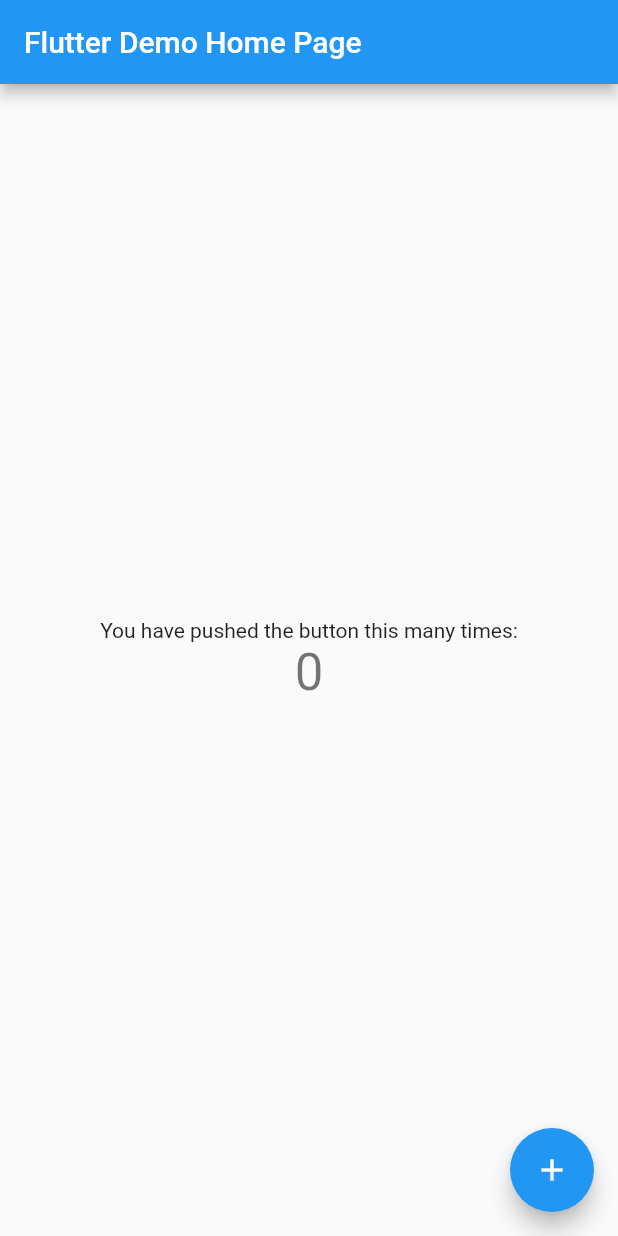
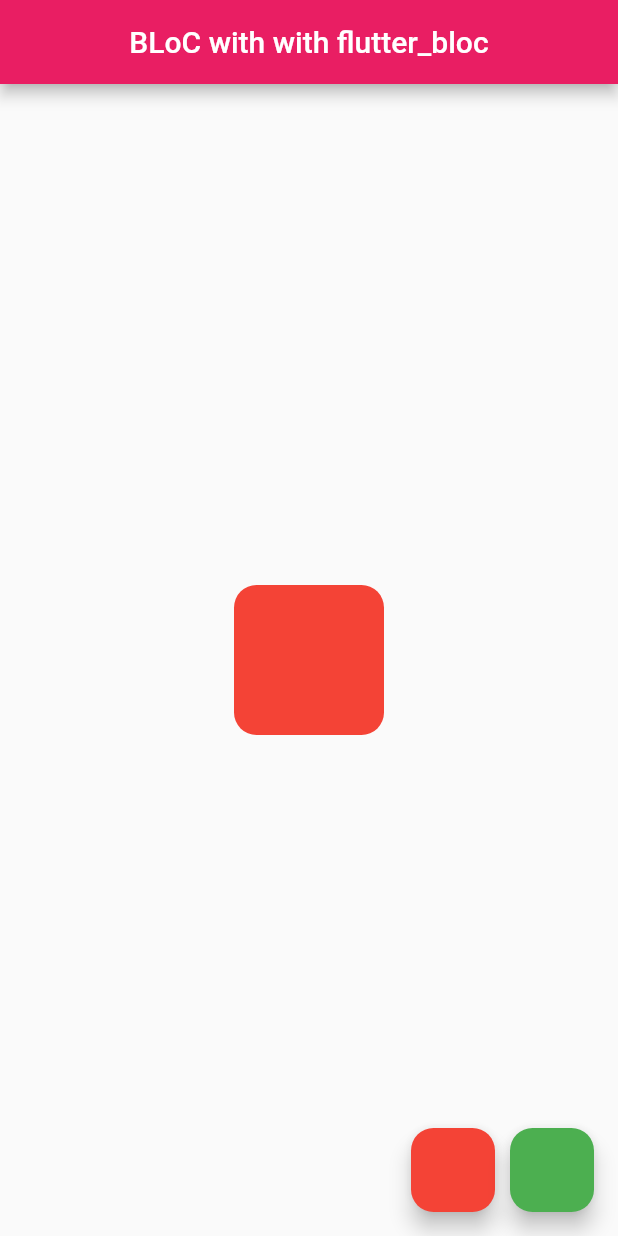
Before and after one commit to e-razboinikov/bloc_testing, a Flutter app: the screen it shows after launch, on a phone screen of 412 x 824 dp. Run offline on Flutter 3.47's test engine with Material 2 defaults, Android fonts, the phone set to English and light mode, and no system bars; our stand-ins replace flutter_bloc.

Commit message:
Implemented with flutter_bloc 4.0.0

```diff
--- /dev/null
+++ b/lib/color_bloc.dart
@@ -0,0 +1,20 @@
+import 'package:flutter/material.dart';
+import 'package:flutter_bloc/flutter_bloc.dart';
+
+enum ColorEvent {
+  eventRed,
+  eventGreen,
+}
+
+class ColorBloc extends Bloc<ColorEvent, Color> {
+  Color _color = Colors.red;
+
+  @override
+  Color get initialState => Colors.red;
+
+  @override
+  Stream<Color> mapEventToState(ColorEvent event) async* {
+    _color = (event == ColorEvent.eventRed) ? Colors.red : Colors.green;
+    yield _color;
+  }
+}
--- a/lib/main.dart
+++ b/lib/main.dart
@@ -1,66 +1,25 @@
+import 'package:bloc_test/color_bloc.dart';
 import 'package:flutter/material.dart';
+import 'package:flutter_bloc/flutter_bloc.dart';
+
+import './my_home_page.dart';
 
 void main() {
-  runApp(const MyApp());
+  runApp(MyApp());
 }
 
 class MyApp extends StatelessWidget {
-  const MyApp({Key? key}) : super(key: key);
-
   @override
   Widget build(BuildContext context) {
-    return MaterialApp(
-      title: 'Flutter Demo',
-      theme: ThemeData(
-        primarySwatch: Colors.blue,
-      ),
-      home: const MyHomePage(title: 'Flutter Demo Home Page'),
-    );
-  }
-}
-
-class MyHomePage extends StatefulWidget {
-  const MyHomePage({Key? key, required this.title}) : super(key: key);
-
-  final String title;
-
-  @override
-  State<MyHomePage> createState() => _MyHomePageState();
-}
-
-class _MyHomePageState extends State<MyHomePage> {
-  int _counter = 0;
-
-  void _incrementCounter() {
-    setState(() {
-      _counter++;
-    });
-  }
-
-  @override
-  Widget build(BuildContext context) {
-    return Scaffold(
-      appBar: AppBar(
-        title: Text(widget.title),
-      ),
-      body: Center(
-        child: Column(
-          mainAxisAlignment: MainAxisAlignment.center,
-          children: <Widget>[
-            const Text(
-              'You have pushed the button this many times:',
-            ),
-            Text(
-              '$_counter',
-              style: Theme.of(context).textTheme.headline4,
-            ),
-          ],
+    return BlocProvider(
+      create: (_) => ColorBloc(),
+      child: MaterialApp(
+        debugShowCheckedModeBanner: false,
+        title: 'Flutter BLoC',
+        theme: ThemeData(
+          primarySwatch: Colors.pink,
         ),
-      ),
-      floatingActionButton: FloatingActionButton(
-        onPressed: _incrementCounter,
-        tooltip: 'Increment',
-        child: const Icon(Icons.add),
+        home: MyHomePage(),
       ),
     );
   }
--- /dev/null
+++ b/lib/my_home_page.dart
@@ -0,0 +1,50 @@
+import 'package:flutter/material.dart';
+import 'package:flutter_bloc/flutter_bloc.dart';
+
+import './color_bloc.dart';
+
+class MyHomePage extends StatelessWidget {
+  @override
+  Widget build(BuildContext context) {
+    final _bloc = BlocProvider.of<ColorBloc>(context);
+    return Scaffold(
+      appBar: AppBar(
+        title: const Text('BLoC with with flutter_bloc'),
+        centerTitle: true,
+      ),
+      body: Center(
+        child: BlocBuilder<ColorBloc, Color>(
+          builder: (ctx, state) => AnimatedContainer(
+            duration: const Duration(milliseconds: 100),
+            width: 100.0,
+            height: 100.0,
+            decoration: BoxDecoration(
+              borderRadius: BorderRadius.circular(15.0),
+              color: state,
+            ),
+          ),
+        ),
+      ),
+      floatingActionButton: Row(
+        mainAxisAlignment: MainAxisAlignment.end,
+        children: [
+          FloatingActionButton(
+            onPressed: () => _bloc.add(ColorEvent.eventRed),
+            backgroundColor: Colors.red,
+            shape: RoundedRectangleBorder(
+              borderRadius: BorderRadius.circular(15.0),
+            ),
+          ),
+          const SizedBox(width: 10.0),
+          FloatingActionButton(
+            onPressed: () => _bloc.add(ColorEvent.eventGreen),
+            backgroundColor: Colors.green,
+            shape: RoundedRectangleBorder(
+              borderRadius: BorderRadius.circular(15.0),
+            ),
+          ),
+        ],
+      ),
+    );
+  }
+}
--- a/pubspec.yaml
+++ b/pubspec.yaml
@@ -29,6 +29,7 @@ environment:
 dependencies:
   flutter:
     sdk: flutter
+  flutter_bloc: ^4.0.0
 
 
   # The following adds the Cupertino Icons font to your application.
```
Also changed, not shown: pubspec.lock.
